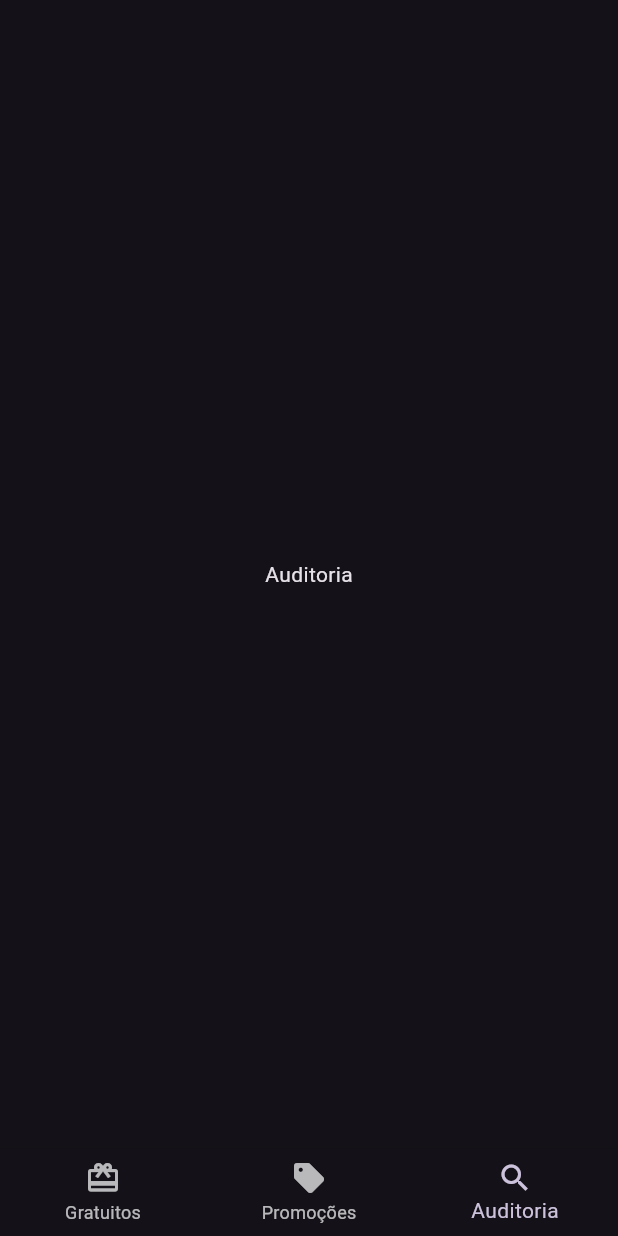
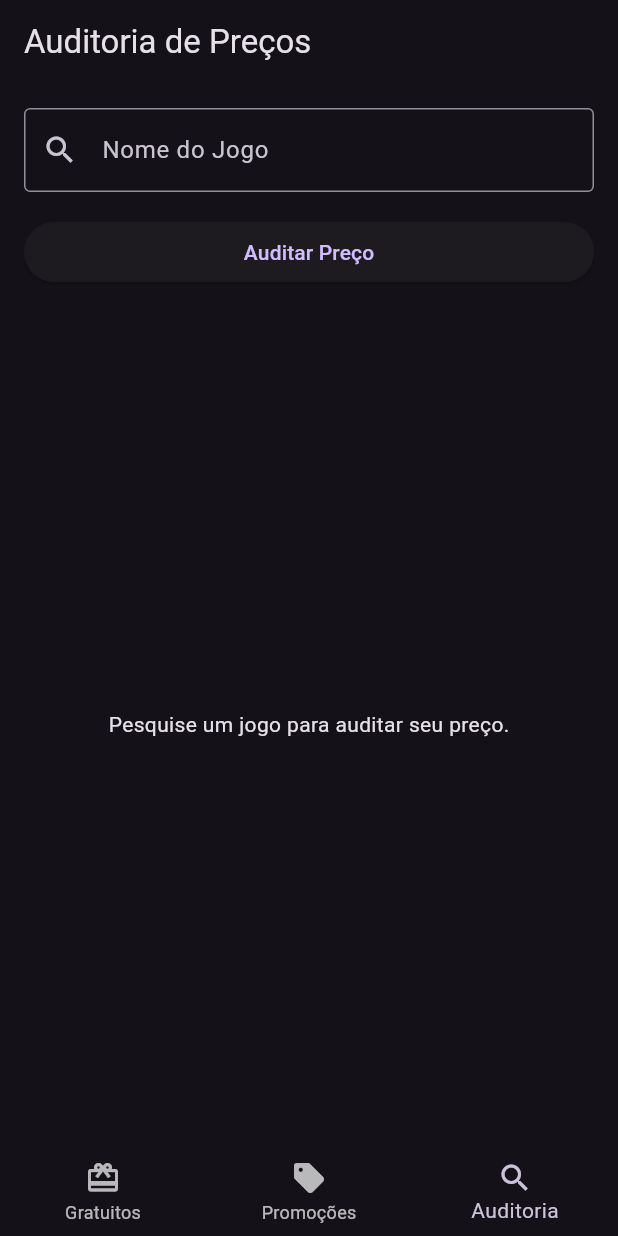
Before and after one commit to alvarestevam/game-deal-tracker-app, a Flutter app: the screen it shows after launch, item 3 of the bottom bar chosen, on a phone screen of 412 x 824 dp. Run offline on Flutter 3.47's test engine with Material 3 defaults, Android fonts, the phone set to English and light mode, and no system bars; our stand-ins replace dio; network calls fail.

Commit message:
Implement AuditView and price audit functionality
- Updated GameDeal model to include historical low information.
- Updated ApiService to support the GET /games/{title}/audit endpoint with URL encoding.
- Implemented state management for auditing in GameProvider.
- Created the AuditView UI with search field, audit button, and result display.
- Added error handling and feedback via SnackBar and loading indicators.
- Added basic unit test for GameProvider audit logic.

Co-authored-by: alvarestevam <163478507+alvarestevam@users.noreply.github.com>

```diff
--- a/lib/models/game_deal.dart
+++ b/lib/models/game_deal.dart
@@ -6,6 +6,7 @@ class GameDeal {
   final String? originalPrice;
   final String? platform;
   final bool isFree;
+  final bool isHistoricalLow;
   final DateTime updatedAt;
 
   GameDeal({
@@ -16,6 +17,7 @@ class GameDeal {
     this.originalPrice,
     this.platform,
     required this.isFree,
+    required this.isHistoricalLow,
     required this.updatedAt,
   });
 
@@ -28,6 +30,7 @@ class GameDeal {
       originalPrice: json['original_price']?.toString(),
       platform: json['platform'] as String?,
       isFree: json['is_free'] as bool,
+      isHistoricalLow: json['is_historical_low'] as bool? ?? false,
       updatedAt: DateTime.parse(json['updated_at'] as String),
     );
   }
--- a/lib/views/audit_view.dart
+++ b/lib/views/audit_view.dart
@@ -1,14 +1,149 @@
 import 'package:flutter/material.dart';
+import 'package:provider/provider.dart';
+import '../providers/game_provider.dart';
 
-class AuditView extends StatelessWidget {
+class AuditView extends StatefulWidget {
   const AuditView({super.key});
 
   @override
+  State<AuditView> createState() => _AuditViewState();
+}
+
+class _AuditViewState extends State<AuditView> {
+  final TextEditingController _searchController = TextEditingController();
+
+  @override
+  void dispose() {
+    _searchController.dispose();
+    super.dispose();
+  }
+
+  @override
   Widget build(BuildContext context) {
-    return const Scaffold(
-      body: Center(
-        child: Text('Auditoria'),
+    return Scaffold(
+      appBar: AppBar(
+        title: const Text('Auditoria de Preços'),
+      ),
+      body: Padding(
+        padding: const EdgeInsets.all(16.0),
+        child: Column(
+          children: [
+            TextField(
+              controller: _searchController,
+              decoration: const InputDecoration(
+                labelText: 'Nome do Jogo',
+                prefixIcon: Icon(Icons.search),
+                border: OutlineInputBorder(),
+              ),
+              onSubmitted: (_) => _performAudit(),
+            ),
+            const SizedBox(height: 16),
+            SizedBox(
+              width: double.infinity,
+              child: ElevatedButton(
+                onPressed: _performAudit,
+                child: const Text('Auditar Preço'),
+              ),
+            ),
+            const SizedBox(height: 24),
+            const Expanded(
+              child: AuditResultView(),
+            ),
+          ],
+        ),
       ),
     );
   }
+
+  void _performAudit() async {
+    final title = _searchController.text.trim();
+    if (title.isEmpty) return;
+
+    final provider = Provider.of<GameProvider>(context, listen: false);
+    final success = await provider.auditGame(title);
+
+    if (success) {
+      _searchController.clear();
+    } else if (mounted) {
+      ScaffoldMessenger.of(context).showSnackBar(
+        const SnackBar(content: Text('Jogo não encontrado ou erro de conexão')),
+      );
+    }
+  }
 }
+
+class AuditResultView extends StatelessWidget {
+  const AuditResultView({super.key});
+
+  @override
+  Widget build(BuildContext context) {
+    return Consumer<GameProvider>(
+      builder: (context, provider, child) {
+        if (provider.isAuditing) {
+          return const Center(child: CircularProgressIndicator());
+        }
+
+        final game = provider.auditedGame;
+        if (game == null) {
+          return const Center(
+            child: Text('Pesquise um jogo para auditar seu preço.'),
+          );
+        }
+
+        return SingleChildScrollView(
+          child: Card(
+            elevation: 4,
+            child: Padding(
+              padding: const EdgeInsets.all(16.0),
+              child: Column(
+                crossAxisAlignment: CrossAxisAlignment.start,
+                children: [
+                  Text(
+                    game.title,
+                    style: Theme.of(context).textTheme.headlineSmall?.copyWith(
+                          fontWeight: FontWeight.bold,
+                        ),
+                  ),
+                  const SizedBox(height: 16),
+                  Row(
+                    children: [
+                      const Text('Preço Atual: ',
+                          style: TextStyle(fontWeight: FontWeight.bold)),
+                      Text(game.isFree ? 'GRÁTIS' : 'R\$ ${game.currentPrice}'),
+                    ],
+                  ),
+                  const SizedBox(height: 8),
+                  Row(
+                    children: [
+                      const Text('Menor Preço Histórico: ',
+                          style: TextStyle(fontWeight: FontWeight.bold)),
+                      Text('R\$ ${game.historicalLow}'),
+                    ],
+                  ),
+                  if (game.isHistoricalLow) ...[
+                    const SizedBox(height: 16),
+                    Container(
+                      padding: const EdgeInsets.symmetric(
+                          horizontal: 12, vertical: 8),
+                      decoration: BoxDecoration(
+                        color: Colors.green,
+                        borderRadius: BorderRadius.circular(4),
+                      ),
+                      child: const Text(
+                        'MENOR PREÇO HISTÓRICO!',
+                        style: TextStyle(
+                          color: Colors.white,
+                          fontWeight: FontWeight.bold,
+                        ),
+                      ),
+                    ),
+                  ],
+                ],
+              ),
+            ),
+          ),
+        );
+      },
+    );
+  }
+}
```
Also changed, not shown: lib/providers/game_provider.dart (+20 -2 lines), lib/services/api_service.dart (+9 -6 lines), 1 other file.
